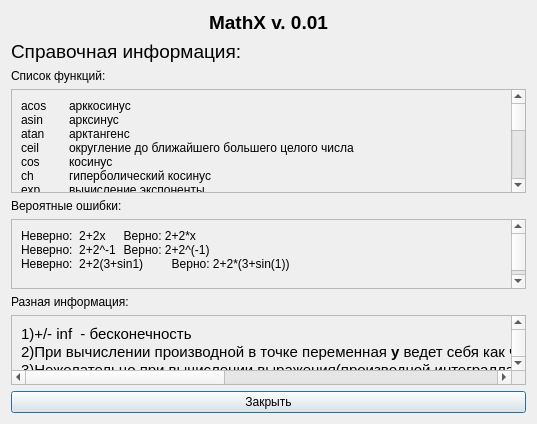
Kanst/MathXv, file spravka.ui: the form before one commit.
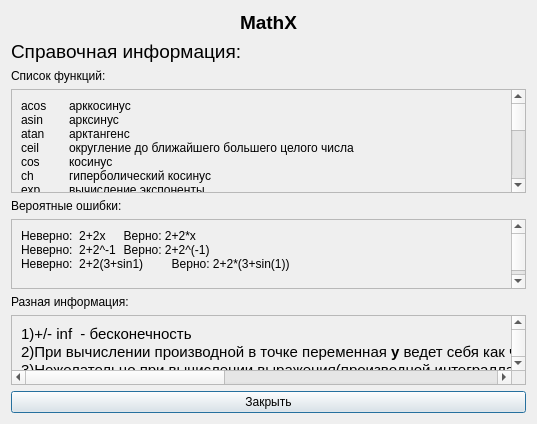
The form after the commit.

What changed in the file:
```diff
--- a/spravka.ui
+++ b/spravka.ui
@@ -29,7 +29,7 @@
         </font>
        </property>
        <property name="text">
-        <string>MathX v. 0.01</string>
+        <string>MathX</string>
        </property>
        <property name="textFormat">
         <enum>Qt::AutoText</enum>
```
Left out of the diff: 2 changed lines with no effect on the pictures.
